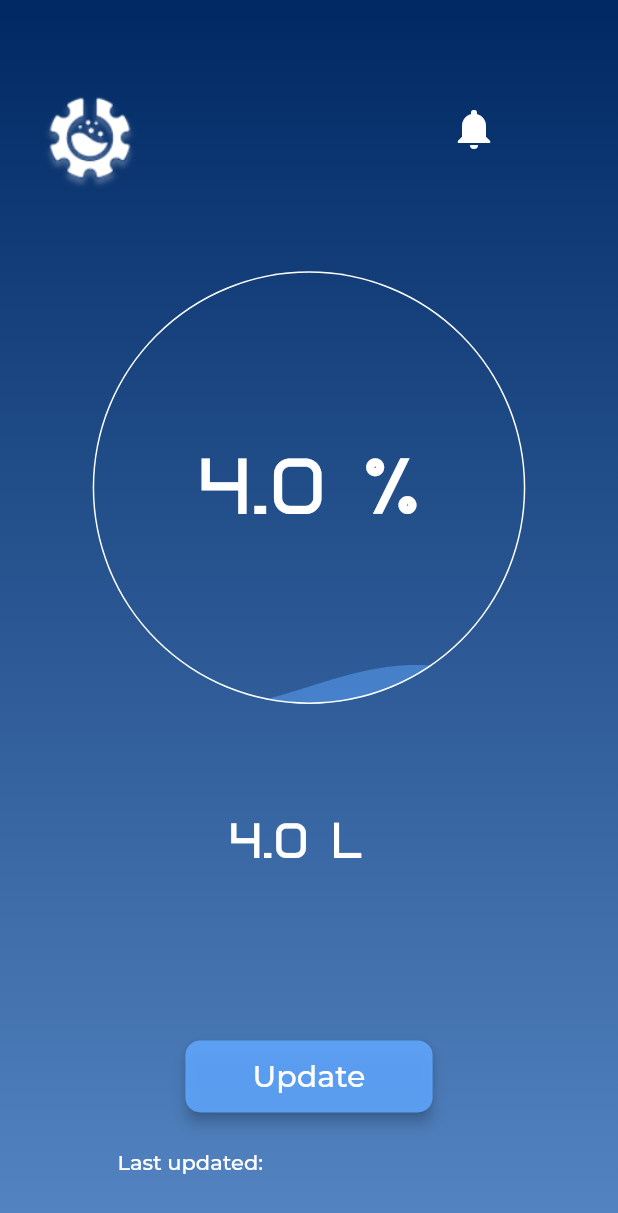
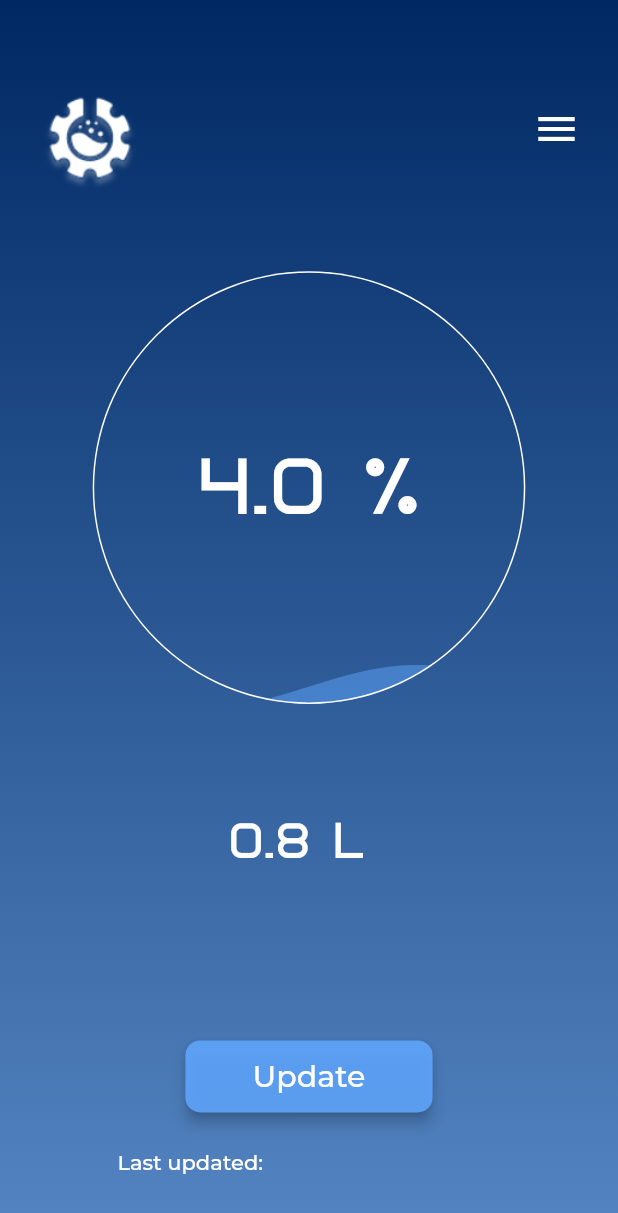
Before and after one commit to minaiscoding/Project-7, a Flutter app: the screen it shows after launch, on a phone screen of 412 x 824 dp. Shown: the top 1213 px of the screen. Run offline on Flutter 3.47's test engine with Material 2 defaults, Android fonts, the phone set to English and light mode, and no system bars; our stand-ins replace awesome_notifications, drop_shadow_image, hexcolor, liquid_progress_indicator, smooth_page_indicator, wave; network calls fail.

Commit message:
working with no menu

```diff
--- a/flutter_application_1/lib/LiveLevelPage.dart
+++ b/flutter_application_1/lib/LiveLevelPage.dart
@@ -1,9 +1,10 @@
 import 'package:flutter/material.dart';
 import 'dart:async';
 import 'package:intl/intl.dart';
-
+import 'dart:ui';
 import 'package:liquid_progress_indicator/liquid_progress_indicator.dart';
 import 'package:http/http.dart' as http;
+import 'Menu.dart';
 
 class LiveLevelPage extends StatefulWidget {
   @override
@@ -12,6 +13,7 @@ class LiveLevelPage extends StatefulWidget {
 
 class _LiveLevelPageState extends State<LiveLevelPage> {
   bool _isMenuOpen = false;
+
   String lastUpdateTime = '';
   late WaterLevelFetcher dataFetcher;
 
@@ -68,6 +70,11 @@ class _LiveLevelPageState extends State<LiveLevelPage> {
         ),
         child: Stack(
           children: [
+            Container(
+              width: double.infinity,
+              height: double.infinity,
+              color: Colors.transparent,
+            ),
             Positioned(
               left: 25,
               top: 60,
@@ -78,12 +85,13 @@ class _LiveLevelPageState extends State<LiveLevelPage> {
               ),
             ),
             Positioned(
-              right: 80,
+              right: 25,
               top: 70,
-              child: Icon(
-                Icons.notifications,
-                size: 32,
-                color: Colors.white,
+              child: GestureDetector(
+                onTapDown: (details) {
+                  _openMenu();
+                },
+                child: Icon(Icons.menu, size: 32, color: Colors.white),
               ),
             ),
             Positioned(
@@ -105,7 +113,7 @@ class _LiveLevelPageState extends State<LiveLevelPage> {
               left: MediaQuery.of(context).size.width * 0.37,
               right: MediaQuery.of(context).size.width * 0.1,
               child: Text(
-                '${dataFetcher.waterLevel} L',
+                '${(dataFetcher.waterLevel / 100 * 20).toStringAsFixed(1)} L',
                 style: TextStyle(
                     color: Colors.white, fontFamily: 'Aquire', fontSize: 35),
               ),
@@ -120,6 +128,28 @@ class _LiveLevelPageState extends State<LiveLevelPage> {
                   color: Colors.white,
                   fontFamily: 'Montserrat',
                 ),
+              ),
+            ),
+            Visibility(
+              visible: _isMenuOpen,
+              child: Stack(
+                children: <Widget>[
+                  Menu(),
+                  Positioned(
+                    top: 150,
+                    right: 20,
+                    child: IconButton(
+                      icon: Icon(Icons.close),
+                      iconSize: 40,
+                      color: const Color(0xFF21457D),
+                      onPressed: () {
+                        setState(() {
+                          _closeMenu();
+                        });
+                      },
+                    ),
+                  ),
+                ],
               ),
             ),
           ],
```
Also changed, not shown: flutter_application_1/lib/Menu.dart (added, +114 -0 lines).
